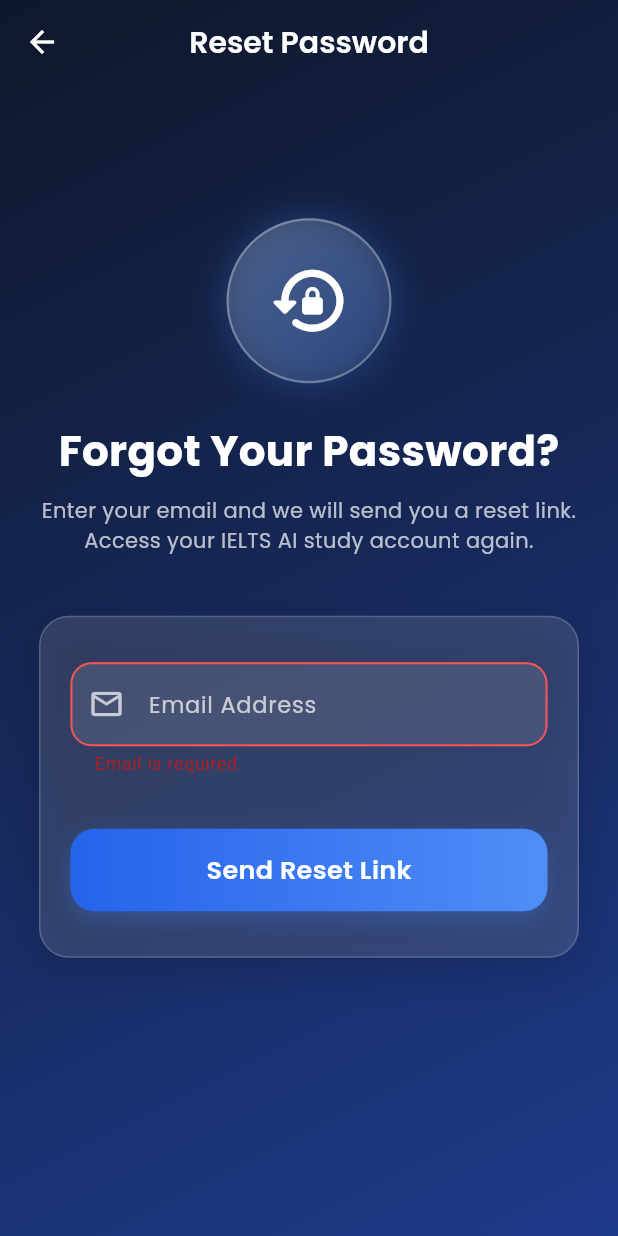
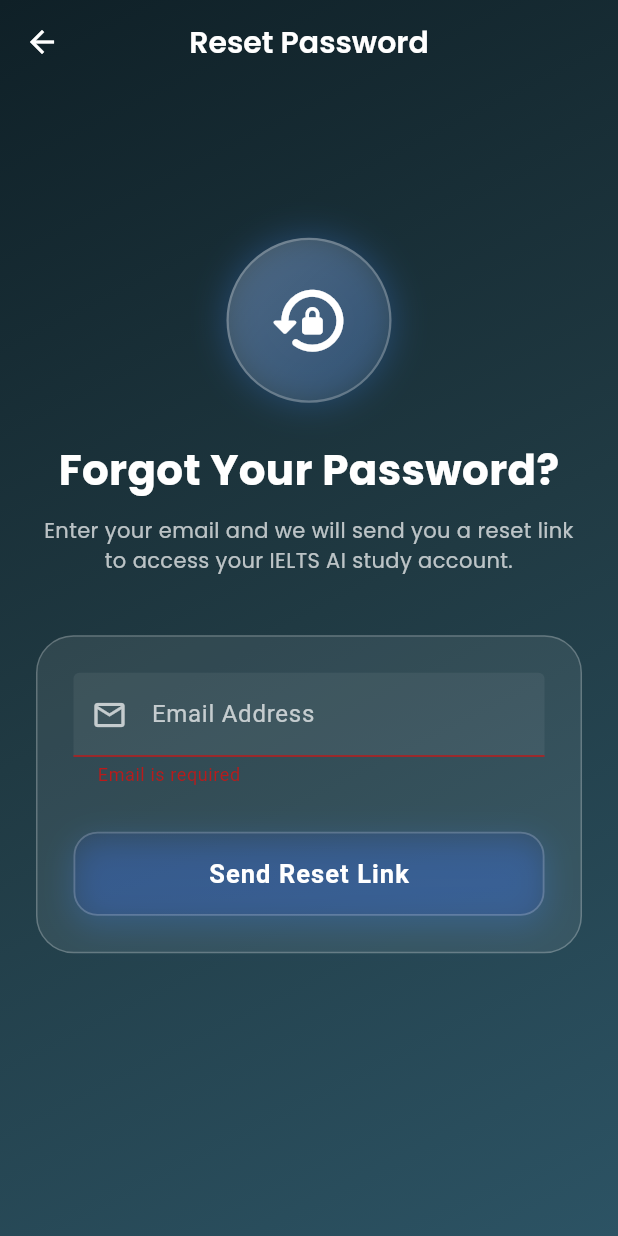
Before and after one commit to Muhammad-Rashid-172002/IELTS-AI-Study-Assistant, a Flutter app: the ForgotPassword screen opened directly, after a tap on "Send Reset Link", on a phone screen of 412 x 824 dp. Run offline on Flutter 3.47's test engine with Material 3 defaults, Android fonts, the phone set to English and light mode, and no system bars; our stand-ins replace cloud_firestore, firebase_auth, firebase_core, firebase_storage, flutter_spinkit, google_fonts and 1 more; accounts and stored records are empty.

Commit message:
updated forgot password

```diff
--- a/lib/view/auth/forgot_password.dart
+++ b/lib/view/auth/forgot_password.dart
@@ -1,7 +1,18 @@
 import 'package:firebase_auth/firebase_auth.dart';
 import 'package:flutter/material.dart';
 import 'package:flutter_spinkit/flutter_spinkit.dart';
+import 'package:fyproject/widgets/app_button.dart';
+import 'package:fyproject/widgets/app_input_field.dart';
+import 'package:fyproject/widgets/app_snackbar.dart';
 import 'package:google_fonts/google_fonts.dart';
+
+const kPrimaryGradient = LinearGradient(
+  colors: [Color(0xFF0F2027), Color(0xFF203A43), Color(0xFF2C5364)],
+  begin: Alignment.topLeft,
+  end: Alignment.bottomRight,
+);
+
+const kButtonColor = Color(0xFF6C63FF);
 
 class ForgotPassword extends StatefulWidget {
   const ForgotPassword({super.key});
@@ -32,10 +43,19 @@ class _ForgotPasswordState extends State<ForgotPassword> {
       );
 
       setState(() => _isLoading = false);
-      showDialog(context: context, builder: (_) => _successDialog());
-    } catch (e) {
+
+      AppSnackBar.show(
+        context,
+        "Reset link sent! Check your email.",
+        type: SnackBarType.success,
+      );
+    } on FirebaseAuthException catch (e) {
       setState(() => _isLoading = false);
-      showDialog(context: context, builder: (_) => _errorDialog());
+      AppSnackBar.show(
+        context,
+        e.message ?? "Unable to send reset link",
+        type: SnackBarType.error,
+      );
     }
   }
 
@@ -57,36 +77,28 @@ class _ForgotPasswordState extends State<ForgotPassword> {
           ),
         ),
       ),
-
       body: Container(
-        decoration: const BoxDecoration(
-          gradient: LinearGradient(
-            colors: [Color(0xFF0F172A), Color(0xFF1E3A8A)],
-            begin: Alignment.topLeft,
-            end: Alignment.bottomRight,
-          ),
-        ),
-
+        decoration: const BoxDecoration(gradient: kPrimaryGradient),
         child: Center(
           child: SingleChildScrollView(
-            padding: const EdgeInsets.symmetric(horizontal: 26),
+            padding: const EdgeInsets.symmetric(horizontal: 24, vertical: 60),
             child: Column(
               children: [
-                // Icon With Glass Background
+                // 🔒 Icon
                 Container(
                   height: 110,
                   width: 110,
                   decoration: BoxDecoration(
                     gradient: LinearGradient(
                       colors: [
-                        Colors.white.withOpacity(0.20),
+                        Colors.white.withOpacity(0.2),
                         Colors.white.withOpacity(0.05),
                       ],
                       begin: Alignment.topLeft,
                       end: Alignment.bottomRight,
                     ),
                     shape: BoxShape.circle,
-                    border: Border.all(color: Colors.white30, width: 1.5),
+                    border: Border.all(color: Colors.white24, width: 1.5),
                     boxShadow: [
                       BoxShadow(
                         color: Colors.blueAccent.withOpacity(0.25),
@@ -113,46 +125,32 @@ class _ForgotPasswordState extends State<ForgotPassword> {
                     color: Colors.white,
                   ),
                 ),
-
                 const SizedBox(height: 10),
-
                 Text(
-                  "Enter your email and we will send you a reset link.\nAccess your IELTS AI study account again.",
+                  "Enter your email and we will send you a reset link to access your IELTS AI study account.",
                   textAlign: TextAlign.center,
                   style: GoogleFonts.poppins(
                     fontSize: 14,
                     color: Colors.white70,
                   ),
                 ),
-
                 const SizedBox(height: 40),
 
                 // Form Card
                 Container(
-                  padding: const EdgeInsets.symmetric(
-                    horizontal: 20,
-                    vertical: 30,
+                  padding: const EdgeInsets.all(24),
+                  decoration: BoxDecoration(
+                    color: Colors.white.withOpacity(0.08),
+                    borderRadius: BorderRadius.circular(25),
+                    border: Border.all(color: Colors.white24),
                   ),
-                  decoration: BoxDecoration(
-                    color: Colors.white.withOpacity(0.12),
-                    borderRadius: BorderRadius.circular(20),
-                    border: Border.all(color: Colors.white.withOpacity(0.18)),
-                    boxShadow: [
-                      BoxShadow(
-                        color: Colors.black.withOpacity(0.15),
-                        blurRadius: 25,
-                        offset: const Offset(0, 10),
-                      ),
-                    ],
-                  ),
-
                   child: Form(
                     key: _formKey,
                     child: Column(
                       children: [
-                        _customTextField(
+                        AppInputField(
                           controller: emailController,
-                          label: "Email Address",
+                          hintText: "Email Address",
                           icon: Icons.email_outlined,
                           validator: (value) {
                             if (value == null || value.isEmpty) {
@@ -164,52 +162,23 @@ class _ForgotPasswordState extends State<ForgotPassword> {
                             return null;
                           },
                         ),
-
-                        const SizedBox(height: 35),
-
-                        // Reset Button
-                        GestureDetector(
-                          onTap: _isLoading ? null : passwordReset,
-                          child: Container(
-                            height: 55,
-                            width: double.infinity,
-                            decoration: BoxDecoration(
-                              gradient: const LinearGradient(
-                                colors: [Color(0xFF2563EB), Color(0xFF4F8EF7)],
+                        const SizedBox(height: 30),
+                        _isLoading
+                            ? const SpinKitFadingCircle(
+                                color: Colors.white,
+                                size: 26,
+                              )
+                            : AppButton(
+                                text: "Send Reset Link",
+                                onPressed: passwordReset,
+                                backgroundColor: kButtonColor,
+                                textColor: Colors.white,
                               ),
-                              borderRadius: BorderRadius.circular(16),
-                              boxShadow: [
-                                BoxShadow(
-                                  color: Colors.blueAccent.withOpacity(0.25),
-                                  offset: const Offset(0, 6),
-                                  blurRadius: 12,
-                                ),
-                              ],
-                            ),
-
-                            child: Center(
-                              child: _isLoading
-                                  ? const SpinKitFadingCircle(
-                                      color: Colors.white,
-                                      size: 26,
-                                    )
-                                  : Text(
-                                      "Send Reset Link",
-                                      style: GoogleFonts.poppins(
-                                        fontSize: 17,
-                                        fontWeight: FontWeight.w600,
-                                        color: Colors.white,
-                                      ),
-                                    ),
-                            ),
-                          ),
-                        ),
                       ],
                     ),
                   ),
                 ),
-
-                const SizedBox(height: 40),
+                const SizedBox(height: 30),
               ],
             ),
           ),
@@ -217,75 +186,4 @@ class _ForgotPasswordState extends State<ForgotPassword> {
       ),
     );
   }
-
-  // -------------------------------------------
-  // Custom TextField (Glass Style)
-  // -------------------------------------------
-  Widget _customTextField({
-    required TextEditingController controller,
-    required String label,
-    required IconData icon,
-    String? Function(String?)? validator,
-  }) {
-    return TextFormField(
-      controller: controller,
-      validator: validator,
-      cursorColor: Colors.white,
-      style: const TextStyle(color: Colors.white, fontSize: 16),
-
-      decoration: InputDecoration(
-        filled: true,
-        fillColor: Colors.white.withOpacity(0.10),
-
-        prefixIcon: Icon(icon, color: Colors.white70),
-        labelText: label,
-        labelStyle: GoogleFonts.poppins(color: Colors.white70, fontSize: 15),
-
-        enabledBorder: OutlineInputBorder(
-          borderRadius: BorderRadius.circular(14),
-          borderSide: BorderSide(color: Colors.white.withOpacity(0.3)),
-        ),
-        focusedBorder: OutlineInputBorder(
-          borderRadius: BorderRadius.circular(14),
-          borderSide: const BorderSide(color: Colors.white, width: 1.5),
-        ),
-        errorBorder: OutlineInputBorder(
-          borderRadius: BorderRadius.circular(14),
-          borderSide: const BorderSide(color: Colors.redAccent, width: 1.3),
-        ),
-        focusedErrorBorder: OutlineInputBorder(
-          borderRadius: BorderRadius.circular(14),
-          borderSide: const BorderSide(color: Colors.redAccent, width: 1.3),
-        ),
-      ),
-    );
-  }
-
-  // Success Dialog
-  Widget _successDialog() {
-    return AlertDialog(
-      title: const Text("Email Sent"),
-      content: const Text("A reset link has been sent to your email."),
-      actions: [
-        TextButton(
-          onPressed: () => Navigator.pop(context),
-          child: const Text("OK"),
-        ),
-      ],
-    );
-  }
-
-  // Error Dialog
-  Widget _errorDialog() {
-    return AlertDialog(
-      title: const Text("Error"),
-      content: const Text("Unable to send reset link. Please try again."),
-      actions: [
-        TextButton(
-          onPressed: () => Navigator.pop(context),
-          child: const Text("OK"),
-        ),
-      ],
-    );
-  }
 }
```
